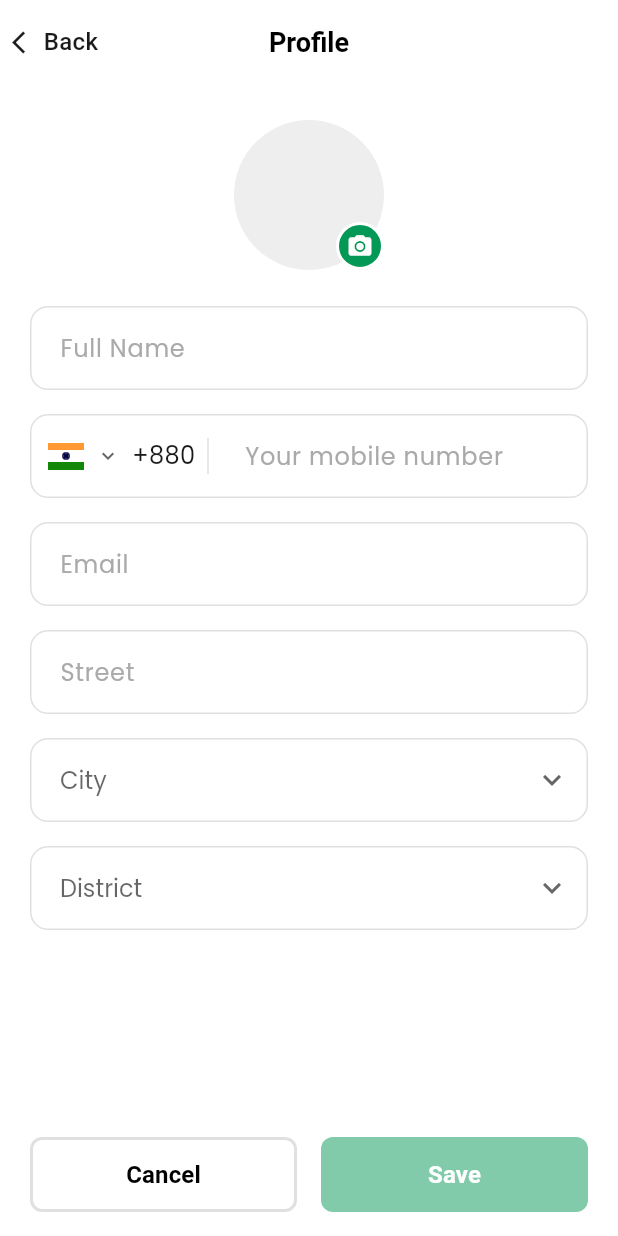
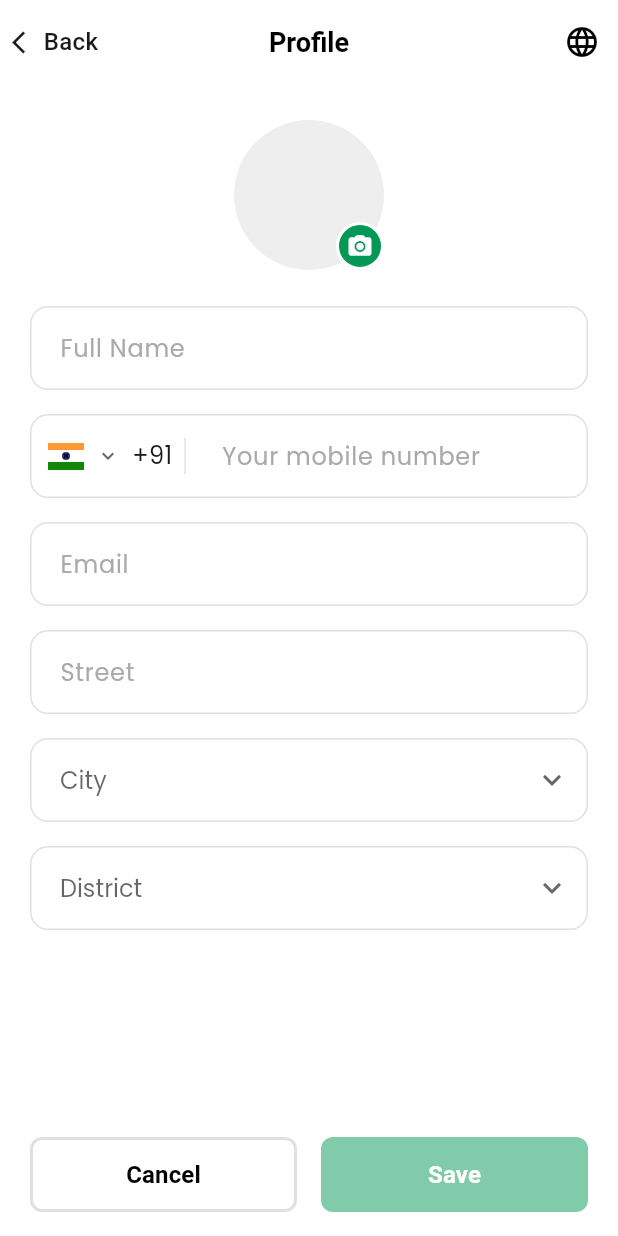
Before and after one commit to Saagarbhai/Learning, a Flutter app: the CreateProfileScreen screen opened by its route, on a phone screen of 412 x 824 dp. Run offline on Flutter 3.47's test engine with Material 3 defaults, Android fonts, the phone set to English and light mode, and no system bars; our stand-ins replace equatable, flutter_bloc, flutter_svg, percent_indicator, pinput, shared_preferences and 1 more; accounts and stored records are empty.

Commit message:
add onther some changes

```diff
--- a/lib/view/onboarding/onboarding_screen.dart
+++ b/lib/view/onboarding/onboarding_screen.dart
@@ -70,7 +70,7 @@ class OnboardingScreen extends StatelessWidget {
           body: Column(
             children: [
               Expanded(
-                flex: 2,
+                flex: 5,
                 child: PageView(
                   controller: pageController,
                   onPageChanged: (index) {
@@ -98,7 +98,7 @@ class OnboardingScreen extends StatelessWidget {
                 ),
               ),
               Expanded(
-                flex: 1,
+                flex: 2,
                 child: Column(
                   children: [
                     CircularProgressButton(
--- a/lib/view/profile/create_profile_screen.dart
+++ b/lib/view/profile/create_profile_screen.dart
@@ -14,6 +14,9 @@ class CreateProfileScreen extends StatelessWidget {
           padding: const EdgeInsets.only(left: 8.0),
           child: CustomBackButton(),
         ),
+        actions: [
+          LanguageButton(),
+        ],
         leadingWidth: 100,
         title: const Text("Profile",
             style: TextStyle(
@@ -144,7 +147,7 @@ class CreateProfileScreen extends StatelessWidget {
                               return CustomPhoneField(
                                 controller: phoneController,
                                 hintText: 'Your mobile number',
-                                countryCode: '+880',
+                                countryCode: '+91',
                                 textInputAction: TextInputAction.next,
                                 onChanged: (value) {
                                   context
```
Also changed, not shown: lib/core/l10n/intl_en.arb (+7 -1 lines), lib/core/l10n/intl_gu.arb (+8 -2 lines), lib/core/l10n/intl_hi.arb (+8 -4 lines), lib/core/generated/intl/messages_en.dart, lib/core/generated/intl/messages_gu.dart, lib/core/generated/intl/messages_hi.dart, lib/core/generated/l10n.dart.
